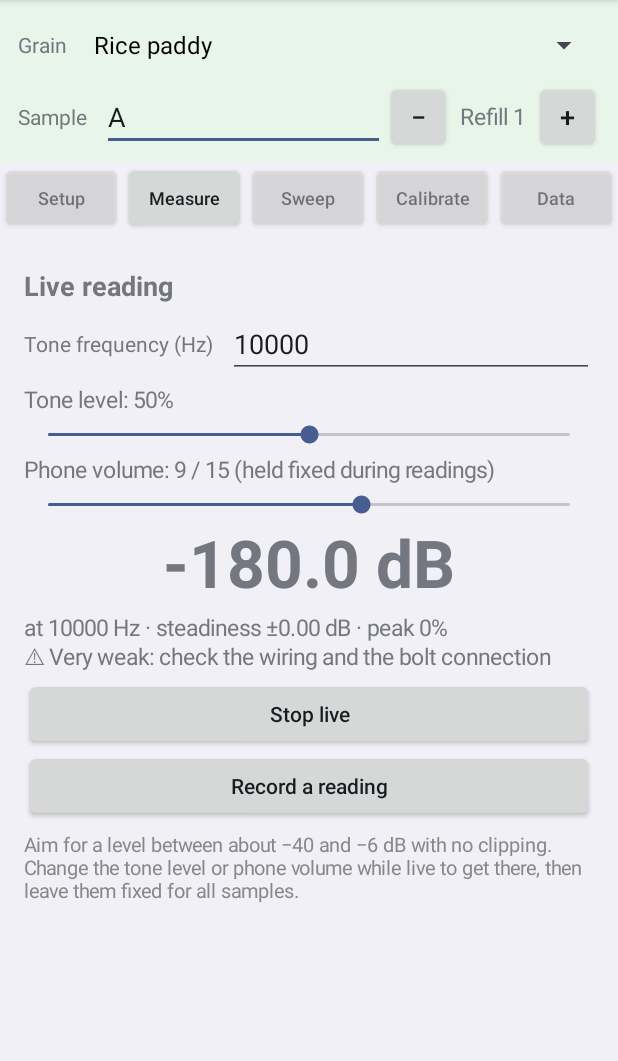
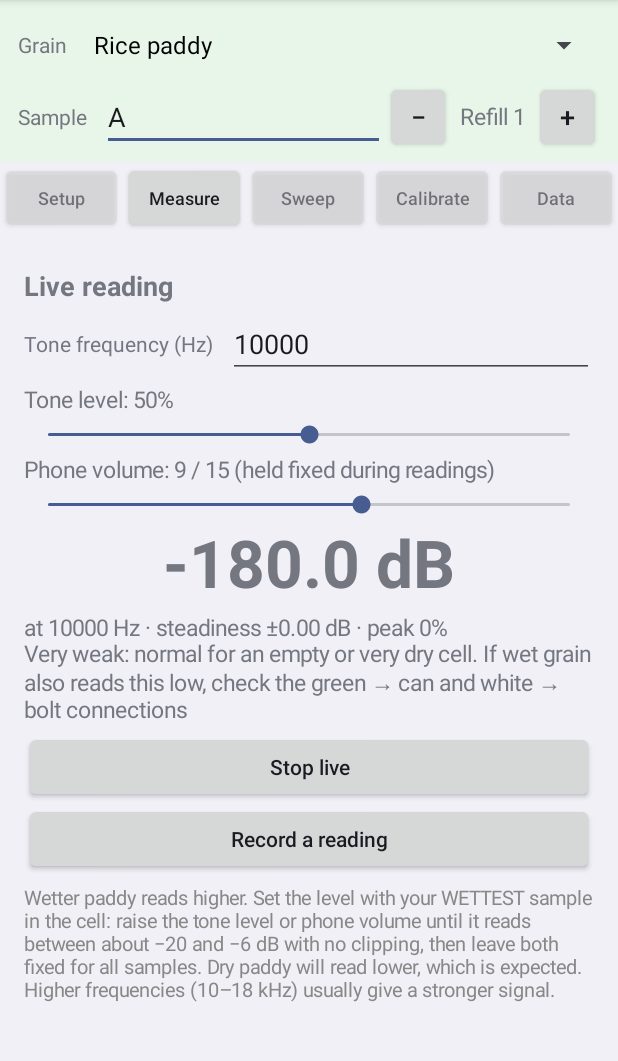
Before and after one commit to amauris-foundation/grain-moisture-app, an Android app: the screen it shows after launch (MainActivity), after a tap on "Start live", on a phone screen of 412 x 824 dp, the part 84-1145 px from its top. Run offline under Robolectric (Android 15) with nearby library versions, the phone set to English and light mode, and no system bars; 2 other taps on this screen came first.

Commit message:
Switch wiring guidance to the resistor-free cell
Tone goes to the can and the mic to the bolt; the phone's mic-bias resistor
and the paddy form the divider, so no external resistor is needed. Wetter
paddy now reads higher. Updates the Setup wiring guide, level hints, signal
test messages, README and project notes.

Co-Authored-By: Claude Opus 5.5 <noreply@anthropic.com>
Claude-Session: https://claude.ai/code/session_01GKCXZZEQZ4NJYiJbG7Crij

```diff
--- a/app/src/main/java/org/amauris/grainmoisture/MainActivity.kt
+++ b/app/src/main/java/org/amauris/grainmoisture/MainActivity.kt
@@ -288,19 +288,20 @@ class MainActivity : Activity() {
         p.addView(button("Test signal (tone on and off)") { runSignalTest() })
         setupResult = mono("")
         p.addView(setupResult)
-        p.addView(heading("Wiring (CTIA plug, Samsung and Apple)"))
+        p.addView(heading("Wiring (no resistor needed)"))
         p.addView(
             body(
-                "Tip (left audio) → resistor → centre bolt\n" +
-                    "Sleeve (next to cable) = mic → centre bolt\n" +
-                    "Ring 2 = ground → can\n" +
-                    "Ring 1 (right audio) = not used, tape it off"
+                "Tip (left audio) = tone → the CAN\n" +
+                    "Sleeve (next to cable) = mic → the centre BOLT\n" +
+                    "Ring 2 (ground) and Ring 1 (right audio) → not connected, tape them off"
             )
         )
         p.addView(
             hint(
-                "Apple EarPods colours: green = tip (tone), red = ring 1 (tape off), white = mic, " +
-                    "copper = ground (twist all the coppers together, including the one wrapped round the white)."
+                "Apple EarPods colours: green = tone → can, white = mic → bolt. Twist all the coppers " +
+                    "together and tape them off with the red. Make sure copper never touches the can: that " +
+                    "would short the tone. The phone's own mic resistor and the paddy form the measuring " +
+                    "circuit, so wetter paddy gives a STRONGER signal."
             )
         )
         p.addView(heading("App"))
@@ -354,8 +355,10 @@ class MainActivity : Activity() {
         p.addView(button("Record a reading") { recordSingle() })
         p.addView(
             hint(
-                "Aim for a level between about −40 and −6 dB with no clipping. Change the tone level " +
-                    "or phone volume while live to get there, then leave them fixed for all samples."
+                "Wetter paddy reads higher. Set the level with your WETTEST sample in the cell: raise the " +
+                    "tone level or phone volume until it reads between about −20 and −6 dB with no clipping, then " +
+                    "leave both fixed for all samples. Dry paddy will read lower, which is expected. Higher " +
+                    "frequencies (10–18 kHz) usually give a stronger signal."
             )
         )
         return p
@@ -497,12 +500,15 @@ class MainActivity : Activity() {
                 sb.append(fmt("Signal/noise: %6.1f dB\n", snr))
                 sb.append(fmt("Peak:        %5.0f%% of full scale\n\n", maxOf(m1.peak, m10.peak) * 100))
                 if (routed == null || routed.type == AudioDeviceInfo.TYPE_BUILTIN_MIC) {
-                    sb.append("⚠ The phone is using its own mic, not the cell. Check the adapter supports a headset mic and the sleeve wiring.\n")
+                    sb.append("⚠ The phone is using its own mic, not the cell. Check the adapter supports a headset mic and the white (mic) wire.\n")
                 }
                 if (maxOf(m1.peak, m10.peak) > 0.95) sb.append("⚠ Clipping. Lower the tone level or phone volume.\n")
-                if (snr < 20) sb.append("⚠ Weak signal. Check the tip → resistor → bolt connection, or raise the level.\n")
+                if (snr < 20) {
+                    sb.append("Weak signal. That's expected with an empty or dry cell. To check the wiring, fill the cell " +
+                        "with damp grain (or briefly touch the bolt to the can): the 10 kHz level should jump.\n")
+                }
                 if (snr >= 20 && maxOf(m1.peak, m10.peak) <= 0.95 && routed != null && routed.type != AudioDeviceInfo.TYPE_BUILTIN_MIC) {
-                    sb.append("✓ Looks good. Fill the cell and try the Measure tab.\n")
+                    sb.append("✓ Signal is getting through. Fill the cell and try the Measure tab.\n")
                 }
                 ui.post { setupResult.text = sb.toString() }
             } catch (e: Exception) {
@@ -594,7 +600,7 @@ class MainActivity : Activity() {
         val sb = StringBuilder()
         sb.append(fmt("at %.0f Hz · steadiness ±%.2f dB · peak %.0f%%", m.freqHz, m.stdDb, m.peak * 100))
         if (m.peak > 0.95) sb.append("\n⚠ Clipping: lower the tone level or volume")
-        if (m.levelDb < -70) sb.append("\n⚠ Very weak: check the wiring and the bolt connection")
+        if (m.levelDb < -70) sb.append("\nVery weak: normal for an empty or very dry cell. If wet grain also reads this low, check the green → can and white → bolt connections")
         if (lastVolActual < curVol) sb.append("\n! Phone limited the volume to $lastVolActual")
         liveDetail.text = sb.toString()
     }
```
Also changed, not shown: 2 other files.
